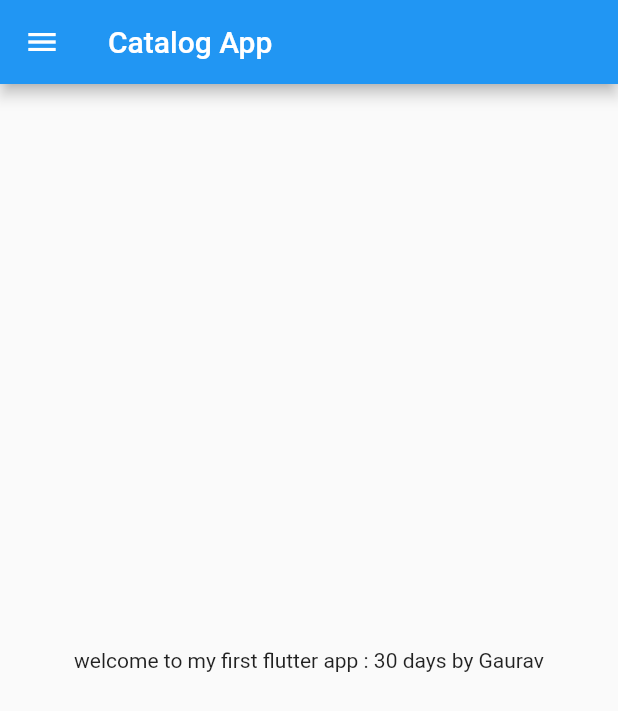
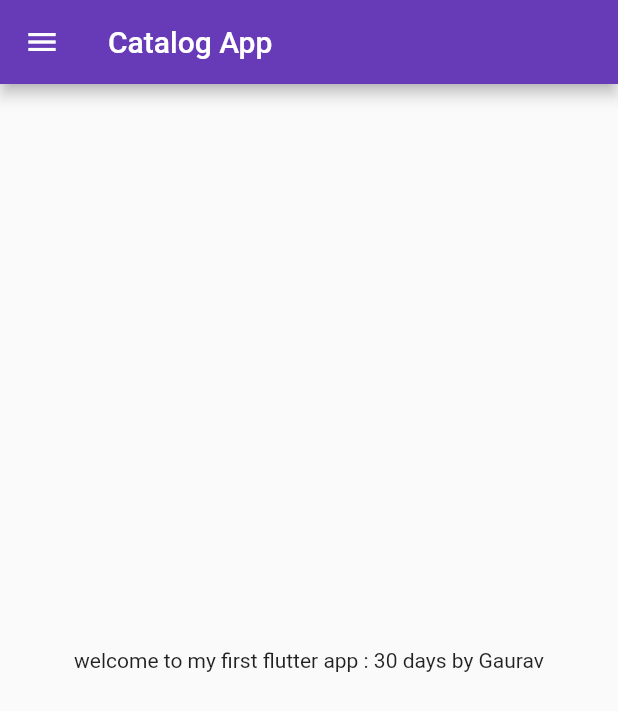
Before and after one commit to gauravkumar-tech/first_flutter_app, a Flutter app: the screen it shows after launch, on a phone screen of 412 x 824 dp. Shown: the top 711 px of the screen. Run offline on Flutter 3.47's test engine with Material 2 defaults, Android fonts, the phone set to English and light mode, and no system bars.

```diff
--- a/lib/main.dart
+++ b/lib/main.dart
@@ -1,5 +1,6 @@
 import 'package:flutter/material.dart';
-import 'package:my_first_flutter_app/home_page.dart';
+import 'package:my_first_flutter_app/pages/home_page.dart';
+import 'package:my_first_flutter_app/pages/login_page.dart';
 
 void main() {
   runApp(MyApp());
@@ -12,6 +13,22 @@ class MyApp extends StatelessWidget {
   Widget build(BuildContext context) {
     int days = 30;
     String name = "Gaurav";
-    return (MaterialApp(home: HomePage()));
+    return (MaterialApp(
+      // home: HomePage(),
+      // this is for light theme, can give primary colors and
+      // according to it all colors will be changed.
+      theme: ThemeData(primarySwatch: Colors.deepPurple),
+      // this is where we have defined if the theme will be light or dark
+      themeMode: ThemeMode.light,
+      // this will give the app dark theme, we are just defining properties
+      darkTheme: ThemeData(brightness: Brightness.dark),
+      // routing, example how routing is defined in this.
+      initialRoute: "/home",
+      routes: {
+        "/": (context) => const LoginPage(),
+        "/home": (context) => const HomePage(),
+        "/login": (context) => const LoginPage()
+      },
+    ));
   }
 }
```
Also changed, not shown: lib/pages/login_page.dart (added, +16 -0 lines), lib/pages/home_page.dart (renamed from lib/home_page.dart).
